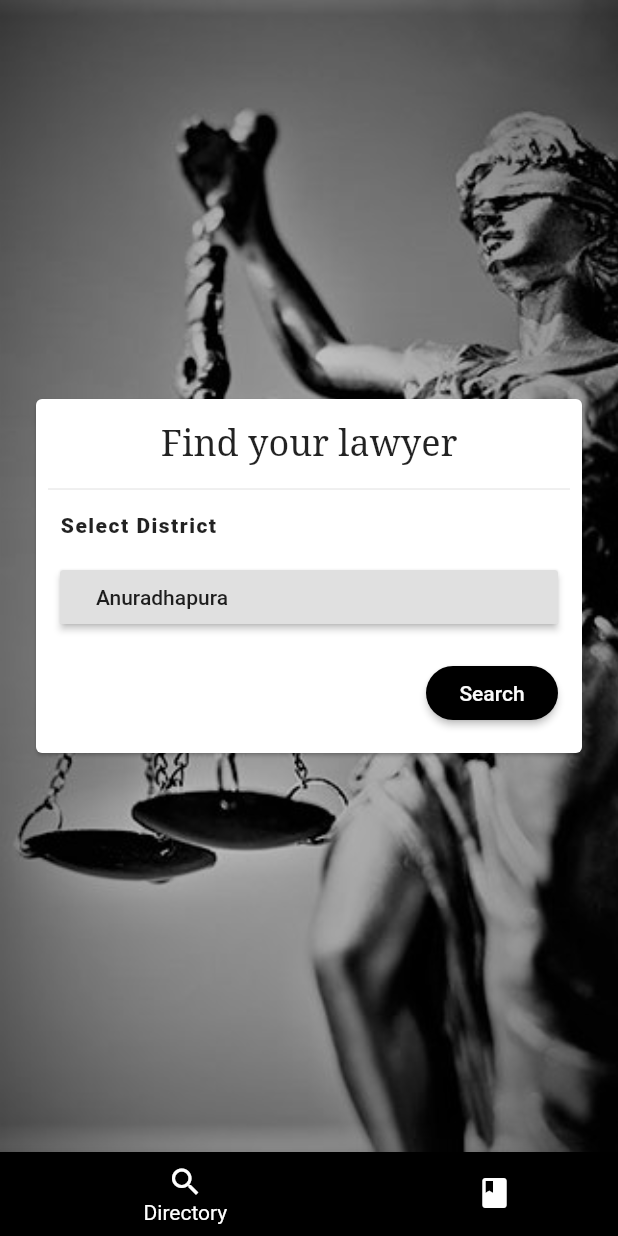
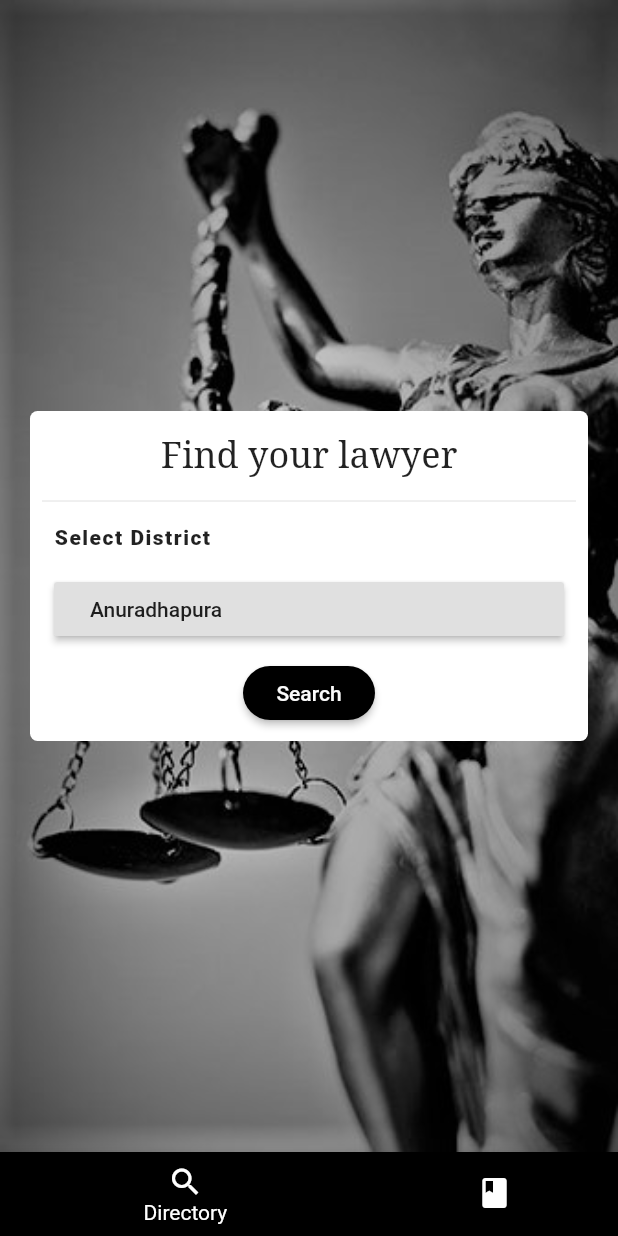
Before and after one commit to kdsuneraavinash/Lawyer-App, a Flutter app: the screen it shows after launch, on a phone screen of 412 x 824 dp. Run offline on Flutter 3.47's test engine with Material 2 defaults, Android fonts, the phone set to English and light mode, and no system bars.

Commit message:
Developed bulk of Lawnet Welcome page
- Added new background for lawnet site
- Added 2 new widgets
- different themes for different parts
- Add a search bar to lawnet layout

```diff
--- /dev/null
+++ b/lib/helper_widgets/container_card.dart
@@ -0,0 +1,18 @@
+import 'package:flutter/material.dart';
+
+class ContainerCard extends StatelessWidget {
+  @override
+  Widget build(BuildContext context) {
+    return new Container(
+      decoration: new BoxDecoration(
+        borderRadius: new BorderRadius.all(new Radius.circular(this.cornerRadius)),
+        color: Theme.of(context).cardColor,
+      ),
+      child: this.child,
+    );
+  }
+
+  ContainerCard({this.child, this.cornerRadius = 5.0});
+  final double cornerRadius;
+  final Widget child;
+}
--- /dev/null
+++ b/lib/helper_widgets/rounded_button.dart
@@ -0,0 +1,18 @@
+import 'package:flutter/material.dart';
+
+class RoundedButton extends StatelessWidget {
+  @override
+  Widget build(BuildContext context) {
+    return new RaisedButton(
+      shape: new StadiumBorder(),
+      color: Theme.of(context).primaryColor,
+      textColor: Theme.of(context).canvasColor,
+      child: new Text(this.text),
+      onPressed: this.onPressed,
+    );
+  }
+
+  RoundedButton({this.onPressed, this.text});
+  final VoidCallback onPressed;
+  final String text;
+}
--- a/lib/layouts/welcome_directory.dart
+++ b/lib/layouts/welcome_directory.dart
@@ -1,6 +1,8 @@
 import 'package:flutter/material.dart';
 
 import 'package:lawyer_app/windows/lawyer_list.dart' as window_list;
+import 'package:lawyer_app/helper_widgets/rounded_button.dart';
+import 'package:lawyer_app/helper_widgets/container_card.dart';
 
 /// All content of [WelcomePage] directory part
 /// Contains
@@ -28,12 +30,12 @@ class _WelcomeDirectoryState extends State<WelcomeDirectory> {
       decoration: new BoxDecoration(
         image: new DecorationImage(
           image: new AssetImage("images/background.jpg"),
-          fit: BoxFit.cover,
+          fit: BoxFit.fill,
         ),
       ),
       alignment: Alignment.center,
       padding: const EdgeInsets.symmetric(horizontal: 20.0),
-      child: new Card(
+      child: new ContainerCard(
         child: new Padding(
           padding: const EdgeInsets.all(8.0),
           child: new Column(
@@ -45,7 +47,10 @@ class _WelcomeDirectoryState extends State<WelcomeDirectory> {
               const Divider(),
               _buildSearchLabel(context),
               _buildDistrictField(context),
-              _buildSearchButton(context),
+              new RoundedButton(
+                text: "Search",
+                onPressed: _handleSearchPressed,
+              ),
             ],
           ),
         ),
@@ -55,7 +60,7 @@ class _WelcomeDirectoryState extends State<WelcomeDirectory> {
 
   /// Card Title
   Widget _buildCardTitle(BuildContext context) {
-    return Container(
+    return new Container(
       padding: const EdgeInsets.all(8.0),
       child: const Text(
         "Find your lawyer",
@@ -64,20 +69,6 @@ class _WelcomeDirectoryState extends State<WelcomeDirectory> {
           fontFamily: "serif",
           fontWeight: FontWeight.w500,
         ),
-        ));
-  }
-
-  /// Search Button Layout
-  Widget _buildSearchButton(BuildContext context) {
-    return new Container(
-      alignment: Alignment.bottomRight,
-      padding: const EdgeInsets.all(8.0),
-      child: new RaisedButton(
-        shape: new StadiumBorder(),
-        color: Theme.of(context).primaryColor,
-        textColor: Theme.of(context).canvasColor,
-        child: new Text("Search"),
-        onPressed: _handleSearchPressed,
       ),
     );
   }
--- a/lib/windows/welcome.dart
+++ b/lib/windows/welcome.dart
@@ -18,7 +18,7 @@ class _WelcomePageState extends State<WelcomePage> {
   List<Widget> pages;
 
   @override
-  void initState() {
+  initState() {
     pages = [
       new directory.WelcomeDirectory(),
       new lawnet.WelcomeLawnet(),
@@ -42,7 +42,7 @@ class _WelcomePageState extends State<WelcomePage> {
               title: new Text("Directory")),
           new BottomNavigationBarItem(
               icon: const Icon(Icons.book),
-              backgroundColor: Colors.blue,
+              backgroundColor: Colors.brown,
               title: new Text("LawNet")),
         ],
       ),
--- a/pubspec.yaml
+++ b/pubspec.yaml
@@ -29,6 +29,7 @@ flutter:
 
   assets:
     - images/background.jpg
+    - images/lawnet_background.jpg
     - images/male.png
     - images/female.png
 
```
Also changed, not shown: lib/layouts/welcome_lawnet.dart (+68 -3 lines), images/lawnet_background.jpg (added). Lines whose indentation alone changed are shown as unchanged.
